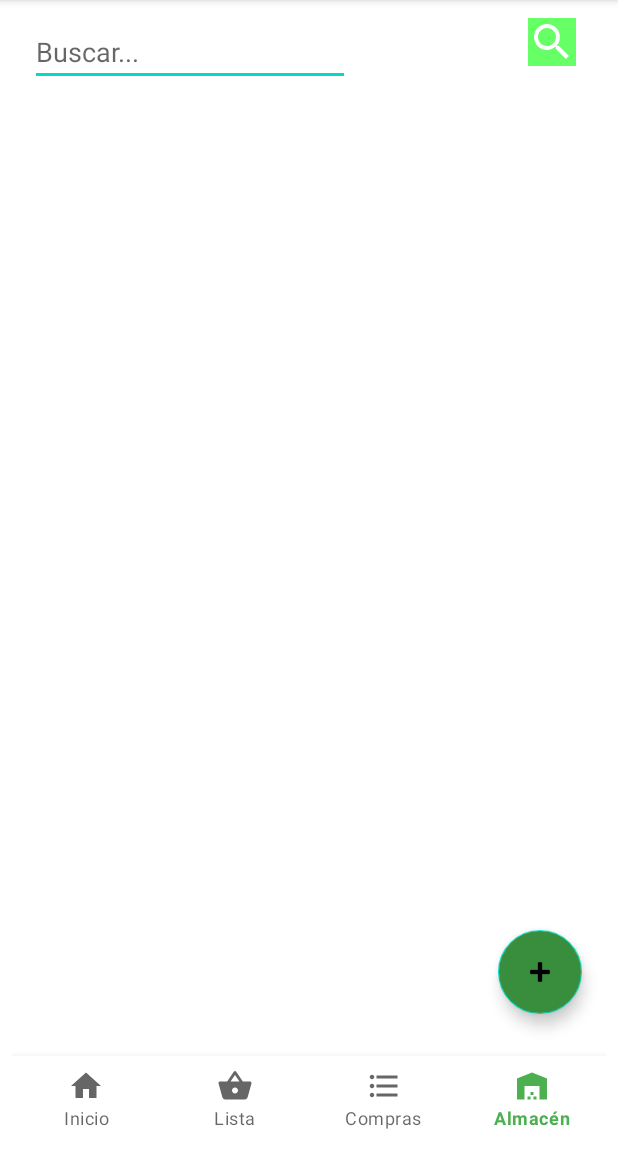
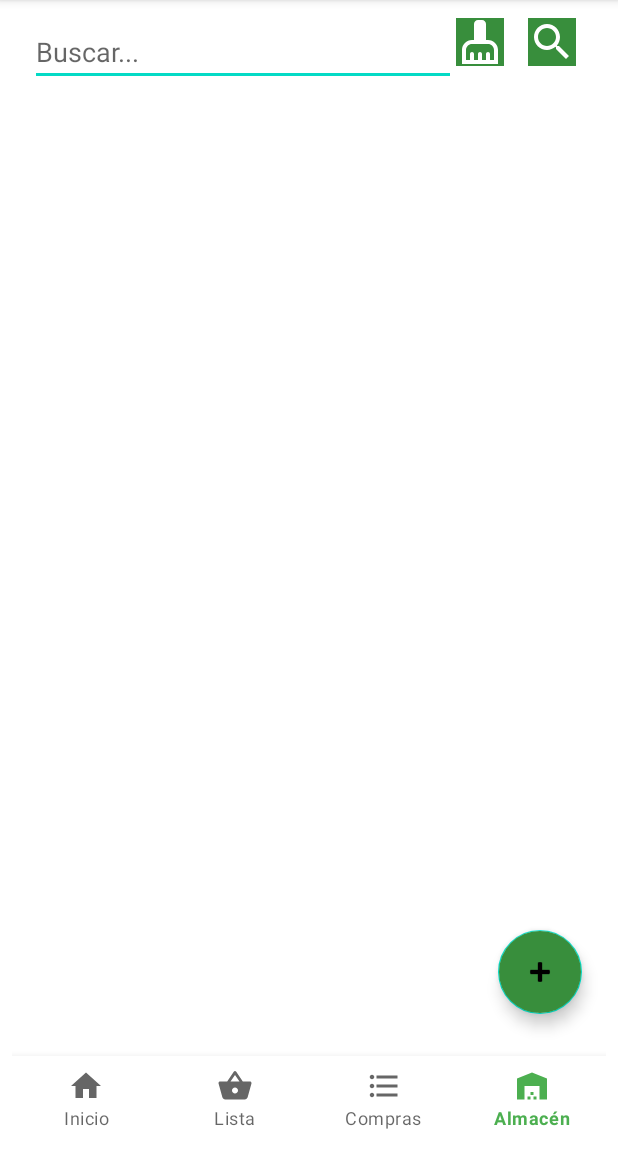
Before and after one commit to robertorodriguezNet/Proyecto, an Android app: the ListaProductosFragment screen opened directly, with no data from a screen before it, on a phone screen of 412 x 824 dp, the part 84-1236 px from its top. Run offline under Robolectric (Android 15) with nearby library versions, the phone set to English and light mode, and no system bars; our stand-ins replace Room's generated code; pictures from the network do not load.

Commit message:
Listado almacén búsqueda: botón limpiar OK

```diff
--- a/app/src/main/java/dam/proyecto/activities/almacen/ListaProductosFragment.java
+++ b/app/src/main/java/dam/proyecto/activities/almacen/ListaProductosFragment.java
@@ -47,7 +47,7 @@ public class ListaProductosFragment extends Fragment {
 
     // Campos para la búsqueda
     private AutoCompleteTextView inpTexto;
-    private ImageButton btnSearch;
+    private ImageButton btnSearch, btnClear;
     private ArrayList<String> etiquetaList;                                  // Listado de etiquetas
 
     // RecyclerView que muestra el listado de los productos
@@ -84,6 +84,10 @@ public class ListaProductosFragment extends Fragment {
 
         // Campos de búsqueda
         inpTexto = (AutoCompleteTextView ) view.findViewById( R.id.flp_inp_search );
+        btnClear = view.findViewById( R.id.flp_btn_clear );
+        btnClear.setOnClickListener(v -> {
+            clear();
+        });
         btnSearch = view.findViewById( R.id.flp_btn_search );
         btnSearch.setOnClickListener(v -> {
             search();
@@ -128,6 +132,13 @@ public class ListaProductosFragment extends Fragment {
         }
 
         return view;
+    }
+
+    /**
+     * Limpia el campo de búsqueda.
+     */
+    private void clear(){
+        inpTexto.setText("");
     }
 
     /**
--- /dev/null
+++ b/app/src/main/res/drawable/ic_baseline_cleaning_services_32.xml
@@ -0,0 +1,5 @@
+<vector android:height="32dp" android:tint="#FFFFFF"
+    android:viewportHeight="24" android:viewportWidth="24"
+    android:width="32dp" xmlns:android="http://schemas.android.com/apk/res/android">
+    <path android:fillColor="@android:color/white" android:pathData="M16,11h-1V3c0,-1.1 -0.9,-2 -2,-2h-2C9.9,1 9,1.9 9,3v8H8c-2.76,0 -5,2.24 -5,5v7h18v-7C21,13.24 18.76,11 16,11zM19,21h-2v-3c0,-0.55 -0.45,-1 -1,-1s-1,0.45 -1,1v3h-2v-3c0,-0.55 -0.45,-1 -1,-1s-1,0.45 -1,1v3H9v-3c0,-0.55 -0.45,-1 -1,-1s-1,0.45 -1,1v3H5v-5c0,-1.65 1.35,-3 3,-3h8c1.65,0 3,1.35 3,3V21z"/>
+</vector>
--- a/app/src/main/res/layout/cardview_producto.xml
+++ b/app/src/main/res/layout/cardview_producto.xml
@@ -62,7 +62,7 @@
 
         <TextView
             android:id="@+id/ala_tv_precio"
-            android:layout_width="70dp"
+            android:layout_width="60dp"
             android:layout_height="wrap_content"
             android:layout_marginTop="4dp"
             android:padding="4dp"
@@ -75,7 +75,7 @@
 
         <TextView
             android:id="@+id/ala_tv_precioM"
-            android:layout_width="70dp"
+            android:layout_width="60dp"
             android:layout_height="wrap_content"
             android:layout_marginTop="4dp"
             android:padding="4dp"
--- a/app/src/main/res/layout/fragment_lista_productos.xml
+++ b/app/src/main/res/layout/fragment_lista_productos.xml
@@ -10,7 +10,7 @@
 
     <AutoCompleteTextView
         android:id="@+id/flp_inp_search"
-        android:layout_width="wrap_content"
+        android:layout_width="0dp"
         android:layout_height="wrap_content"
         android:layout_marginStart="8dp"
         android:completionThreshold="1"
@@ -19,16 +19,29 @@
         android:inputType="text"
         android:text=""
         app:layout_constraintStart_toStartOf="parent"
+        app:layout_constraintEnd_toStartOf="@id/flp_btn_clear"
         app:layout_constraintTop_toTopOf="parent" />
+
+    <ImageButton
+        android:id="@+id/flp_btn_clear"
+        android:layout_width="wrap_content"
+        android:layout_height="wrap_content"
+        android:layout_marginEnd="16dp"
+        android:background="@color/green_700"
+        app:layout_constraintEnd_toStartOf="@id/flp_btn_search"
+        app:layout_constraintStart_toEndOf="@id/flp_inp_search"
+        app:layout_constraintTop_toTopOf="parent"
+        app:srcCompat="@drawable/ic_baseline_cleaning_services_32" />
 
     <ImageButton
         android:id="@+id/flp_btn_search"
         android:layout_width="wrap_content"
         android:layout_height="wrap_content"
         android:layout_marginEnd="16dp"
+        android:background="@color/green_700"
         app:layout_constraintEnd_toEndOf="parent"
+        app:layout_constraintStart_toEndOf="@id/flp_btn_clear"
         app:layout_constraintTop_toTopOf="parent"
-        android:background="@color/fondoBotonVerdeAvtivo"
         app:srcCompat="@drawable/ic_baseline_search_32" />
 
     <androidx.recyclerview.widget.RecyclerView
```
